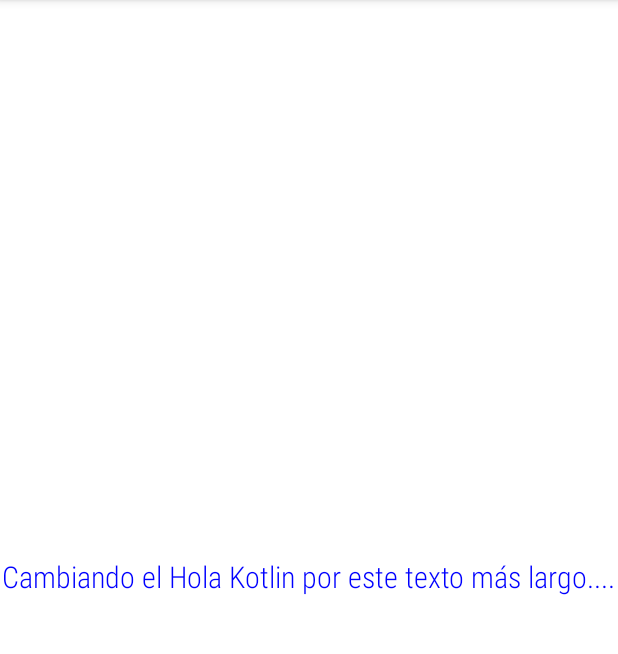
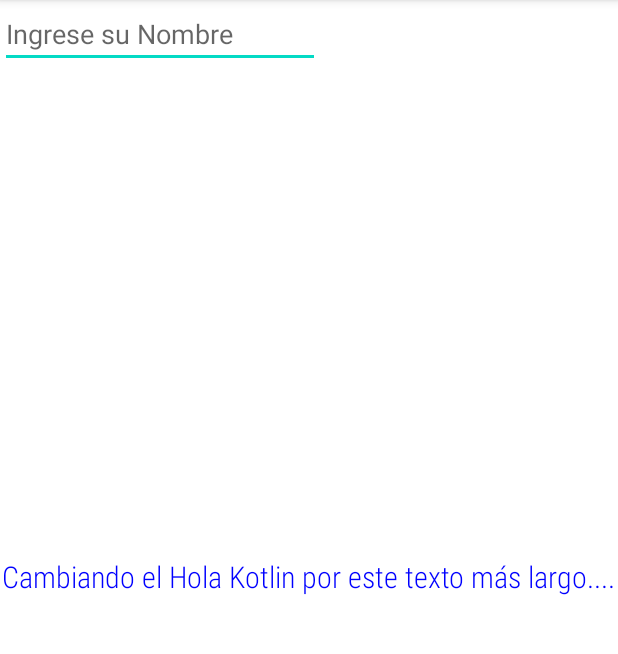
Before and after one commit to MollMarceloMoll/Palette-Text-Android, an Android app: the screen it shows after launch (MainActivity), on a phone screen of 412 x 824 dp, the part 84-738 px from its top. Run offline under Robolectric (Android 15) with nearby library versions, the phone set to English and light mode, and no system bars.

Commit message:
05-11-2022 Plain Text

```diff
--- a/app/src/main/res/layout/activity_main.xml
+++ b/app/src/main/res/layout/activity_main.xml
@@ -10,12 +10,24 @@
         android:id="@+id/tvEjemplo"
         android:layout_width="wrap_content"
         android:layout_height="wrap_content"
+        android:fontFamily="sans-serif-condensed-light"
         android:text="Hello Kotlin!"
-        android:fontFamily="sans-serif-condensed-light"
         android:textSize="20sp"
         app:layout_constraintBottom_toBottomOf="parent"
         app:layout_constraintEnd_toEndOf="parent"
+        app:layout_constraintHorizontal_bias="0.599"
         app:layout_constraintStart_toStartOf="parent"
         app:layout_constraintTop_toTopOf="parent" />
 
+    <EditText
+        android:id="@+id/editTextTextPersonName"
+        android:layout_width="wrap_content"
+        android:layout_height="wrap_content"
+        android:ems="10"
+        android:text=""
+        android:hint="Ingrese su Nombre"
+        android:shadowColor="@color/black"
+        tools:layout_editor_absoluteX="146dp"
+        tools:layout_editor_absoluteY="453dp" />
+
 </androidx.constraintlayout.widget.ConstraintLayout>
```
